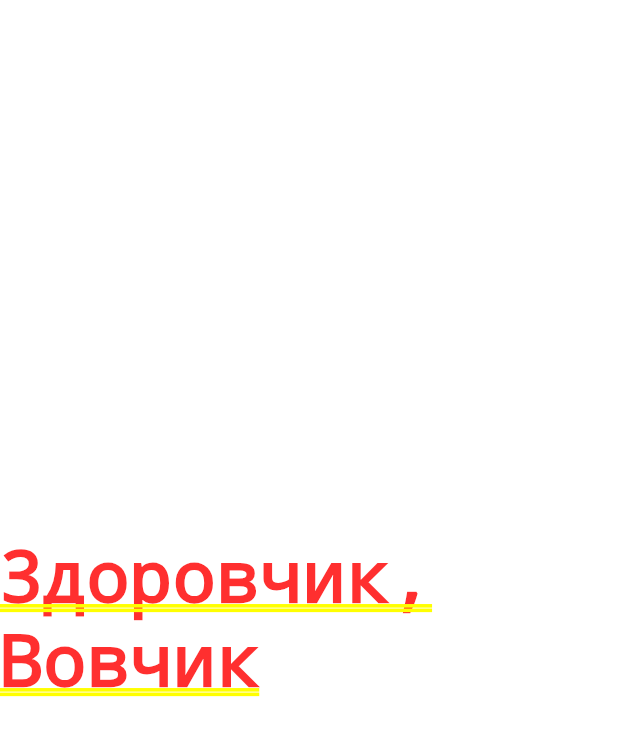
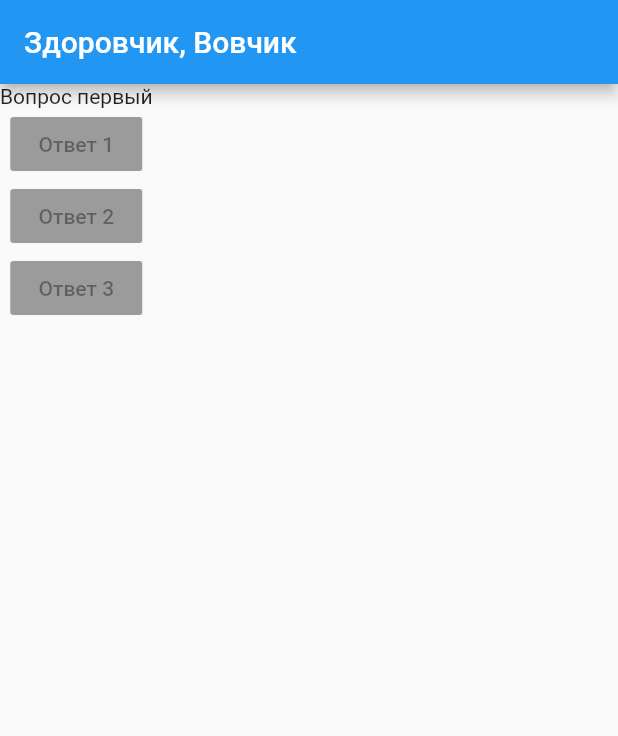
Before and after one commit to VladKodletov/app_ecom, a Flutter app: the screen it shows after launch, on a phone screen of 412 x 824 dp. Shown: the top 736 px of the screen. Run offline on Flutter 3.47's test engine with Material 2 defaults, Android fonts, the phone set to English and light mode, and no system bars.

Commit message:
test on course Max

```diff
--- a/lib/main.dart
+++ b/lib/main.dart
@@ -11,7 +11,28 @@ class MyGoodApp extends StatelessWidget {
   Widget build(BuildContext context) {
     return MaterialApp(
       debugShowCheckedModeBanner: false,
-      home: Center(child: Text('Здоровчик, Вовчик')),
+      home: Scaffold(
+        appBar: AppBar(
+          title: Text('Здоровчик, Вовчик'),
+        ),
+        body: Column(
+          children: <Widget>[
+            Text('Вопрос первый'),
+            RaisedButton(
+              child: Text('Ответ 1'),
+              onPressed: null,
+            ),
+            RaisedButton(
+              child: Text('Ответ 2'),
+              onPressed: null,
+            ),
+            RaisedButton(
+              child: Text('Ответ 3'),
+              onPressed: null,
+            ),
+          ],
+        ),
+      ),
     );
   }
 }
```
Also changed, not shown: textconspect/01flutterMaxS.dart (+11 -0 lines).
